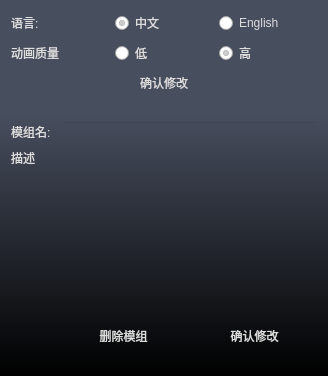
First picture: the form in sourceCode/AbilityTreeGUI/SettingPage.ui, repository William-chenzy/AbilityTree, before the edit.
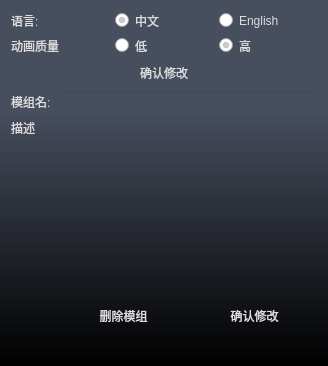
Second picture: the form after the edit.

Patch:
```diff
--- a/sourceCode/AbilityTreeGUI/SettingPage.ui
+++ b/sourceCode/AbilityTreeGUI/SettingPage.ui
@@ -7,7 +7,7 @@
     <x>0</x>
     <y>0</y>
     <width>328</width>
-    <height>376</height>
+    <height>366</height>
    </rect>
   </property>
   <property name="windowTitle">
@@ -22,6 +22,10 @@
 QPushButton:pressed{background: qlineargradient(x1:1,y1:1,x2:1,y2:0,stop:0 #42f875, stop:0.5 transparent);}
 QPushButton::disabled{background-color:#7d7d7d;}
 
+QRadioButton::indicator{color:#dddddd;}
+QRadioButton{color: #dddddd;}
+QRadioButton::checked{color: #dddddd;}
+QRadioButton::unchecked{color: #dddddd;}
 QLineEdit{background-color:transparent;}
 QTextEdit{background-color:transparent;}</string>
   </property>
@@ -39,7 +43,7 @@
        <number>0</number>
       </property>
       <property name="bottomMargin">
-       <number>20</number>
+       <number>0</number>
       </property>
       <item row="0" column="0">
        <widget class="QWidget" name="widget_language_set" native="true">
```
Left out of the diff: 36 changed lines with no effect on the pictures.
